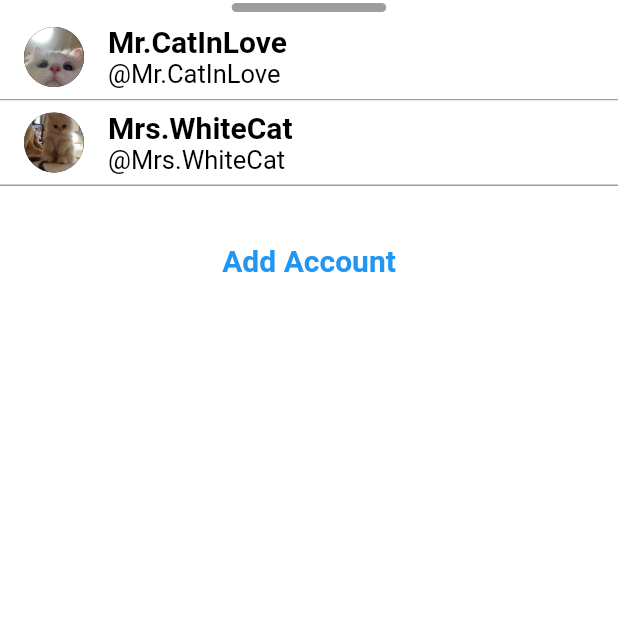
After one commit to Dcode-D/GiaoTiepNguoiMay, a Flutter app: the switchaccountPage screen opened directly, on a phone screen of 412 x 824 dp, the top half of it. The commit adds this screen. Run offline on Flutter 3.47's test engine with Material 2 defaults, Android fonts, the phone set to English and light mode, and no system bars; drawn by our look-alikes of readmore; our stand-ins replace cached_network_image, event_bus, flutter_smart_dialog, marquee, share_plus and 2 more; missing offline and left inert: dart:ffi; network calls fail.

Commit message:
add dialog for switch account

```diff
--- a/lib/constant/data_json.dart
+++ b/lib/constant/data_json.dart
@@ -108,3 +108,14 @@ List listfollowers =[
   {"userName":"dog",
     "imageUrl":"assets/images/cat3.jpg"},
 ];
+
+List AccountList =[
+  {"avatarUrl":"assets/images/cat.jpg",
+  "userName":"Mr.CatInLove",
+  "tag":"@Mr.CatInLove",
+  "logged":true},
+  {"avatarUrl":"assets/images/cat1.jpg",
+    "userName":"Mrs.WhiteCat",
+    "tag":"@Mrs.WhiteCat",
+    "logged":false}
+];
--- a/lib/pages/edit_profile_page.dart
+++ b/lib/pages/edit_profile_page.dart
@@ -71,7 +71,7 @@ class EditProfilePage extends StatelessWidget{
                   alignment: Alignment.centerLeft,
                   child:
                   Container(
-                      margin: EdgeInsets.only(left: 10, top: 10),
+                      margin: EdgeInsets.only(left: 10, top: 20),
                       child:
                       Text("About you",
                         style: TextStyle(
@@ -83,7 +83,7 @@ class EditProfilePage extends StatelessWidget{
                   )
               ),
 
-              infoItem(title: "Name", info: "Some shit"),
+              infoItem(title: "Name", info: "Mr.CatInLove"),
               infoItem(title: "Username", info: "Heyhey"),
               infoItem(title: "Email", info: "MeowMeow@gmail.com"),
               infoItem(title: "Bio", info: "Add a bio"),
@@ -124,7 +124,7 @@ class EditProfilePage extends StatelessWidget{
                   )
               ),
 
-              SizedBox(height: 15,),
+
               infoItem(title: "Instagram", info: "Add instagram"),
               infoItem(title: "Youtube", info: "Add youtube"),
 
--- a/lib/pages/root_app.dart
+++ b/lib/pages/root_app.dart
@@ -47,7 +47,7 @@ class _RootAppState extends State<RootApp> {
           ),),
         ),
         Center(
-          child: Text("All Activity",style: TextStyle(
+          child: Text("Live Video",style: TextStyle(
             color: black,
             fontSize: 20,
             fontWeight: FontWeight.bold
--- /dev/null
+++ b/lib/pages/switch_account_page.dart
@@ -0,0 +1,82 @@
+import 'package:doangtnm/widgets/accountitem.dart';
+import 'package:flutter/cupertino.dart';
+import 'package:flutter/material.dart';
+import 'package:flutter_smart_dialog/flutter_smart_dialog.dart';
+
+import '../constant/data_json.dart';
+
+class switchaccountPage extends StatelessWidget{
+  @override
+  Widget build(BuildContext context) {
+    final size = MediaQuery.of(context).size;
+    Key currentKey = new GlobalKey();
+    return Scaffold(
+      backgroundColor: Colors.black.withOpacity(0),
+      resizeToAvoidBottomInset: true,
+      body:
+      Dismissible(
+      key: currentKey,
+      direction: DismissDirection.down,
+      onDismissed: (_)=>Navigator.of(context).pop(),
+    child:
+    GestureDetector(
+    onTap: (){FocusScope.of(context).requestFocus(new FocusNode());},
+    child:
+      Stack(children:[
+        SizedBox(
+            width: size.width,
+            height: size.height,
+            child: Column(
+              children: [
+                Container(
+                  height:10,
+                  decoration:BoxDecoration(color: Colors.white),
+                    child:
+                    Align(
+                        alignment: Alignment.center,
+                        child:
+                        SizedBox(
+                          width: size.width/4,height: 6,child:
+                        Container(
+                          decoration: BoxDecoration(borderRadius: BorderRadius.circular(3),
+                              color: Colors.grey),
+                          // padding: EdgeInsets.only(left: size.width/3, right: size.width/3),
+                        ),
+                        )
+                    )),
+                Expanded(
+                  child:
+                  Container(
+                      decoration: BoxDecoration(color: Colors.white),
+                      child:
+                  ListView.builder(
+                    physics: BouncingScrollPhysics(),
+                        itemCount: AccountList.length+1,
+                        itemBuilder: (context, index)
+                            {
+                              return(index<AccountList.length)? accountItem(AccountList[index]["avatarUrl"], AccountList[index]["userName"],AccountList[index]["tag"] ,AccountList[index]["logged"])
+                              :
+                              Container(
+                                height: 100,
+                                child:
+                                Align(
+                                  alignment: Alignment.center,
+                                  child:
+                                  Text("Add Account",style: TextStyle(
+                                      color: Colors.blue,
+                                      fontSize: 20,
+                                      fontWeight: FontWeight.bold
+                                  ),),
+                                ),
+                              );
+                            }
+                    )
+                  )
+                )
+              ],
+            )
+        )
+      ])
+    )));
+  }
+}
--- a/lib/widgets/LikeComponent.dart
+++ b/lib/widgets/LikeComponent.dart
@@ -51,8 +51,8 @@ class LikeState extends State<LikeComponent> with SingleTickerProviderStateMixin
         child: Column(
           children: [
             Icon(TikTokIcons.heart,
-              color: (isliked)?Colors.red:Colors.white,
-              size: 35.0,
+              color: (isliked)?Color.fromARGB(255, 242, 113, 33):Colors.white,
+              size: 30.0,
             ),
             SizedBox(height: 5),
             Text(
@@ -71,7 +71,7 @@ class LikeState extends State<LikeComponent> with SingleTickerProviderStateMixin
               children: [
                 Icon(TikTokIcons.heart,
                   color: (isliked)?Colors.red:Colors.white,
-                  size: 35.0,
+                  size: 30.0,
                 ),
                 SizedBox(height: 5),
                 Text(
--- /dev/null
+++ b/lib/widgets/accountitem.dart
@@ -0,0 +1,126 @@
+import 'package:flutter/cupertino.dart';
+import 'package:flutter/material.dart';
+import 'package:readmore/readmore.dart';
+import 'package:timeago/timeago.dart' as tago;
+
+import '../pages/other_profile_page.dart';
+
+class accountItem extends StatefulWidget{
+
+  String imageurl;
+  String username;
+  String tag;
+  bool logged;
+  accountItem(this.imageurl,this.username,this.tag,this.logged);
+  @override
+  State<StatefulWidget> createState() => accountitemstate();
+
+}
+
+class accountitemstate extends State<accountItem>{
+
+  bool isLogged = false;
+  @override
+  Widget build(BuildContext context) {
+    return
+    InkWell(
+      onTap: (){
+        setState(() {
+          isLogged = ! isLogged;
+        });
+      },
+      child: Container(
+          decoration: BoxDecoration(
+              color: Colors.white,
+              border: Border(
+                  bottom: BorderSide(
+                      width: 1,
+                      color: Colors.grey
+                  )
+              )),
+          child:
+          ListTile(
+            leading:
+            InkWell(
+                onTap: (){
+                  /*Navigator.push(context, PageRouteBuilder(
+                    pageBuilder: (context, animation, secondaryAnimation) => OtherProfileScreen(),
+                    transitionsBuilder: (context, animation, secondaryAnimation, child) {
+                      const begin = Offset(1.0, 0.0);
+                      const end = Offset.zero;
+                      const curve = Curves.ease;
+
+                      var tween = Tween(begin: begin, end: end).chain(CurveTween(curve: curve));
+
+                      return SlideTransition(
+                        position: animation.drive(tween),
+                        child: child,
+                      );
+                    },
+                  ));*/
+                },
+                child:
+                CircleAvatar(
+                  backgroundColor: Colors.black,
+                  backgroundImage: AssetImage(widget.imageurl),
+                )
+            ),
+            title: Column(
+              children: [
+                Align(
+                    alignment: Alignment.topLeft,
+                    child:
+                    Text(
+                      widget.username,
+                      style: const TextStyle(
+                        fontSize: 20,
+                        color: Colors.black,
+                        fontWeight: FontWeight.w700,
+                      ),
+                    )),
+                Align(
+                    alignment: Alignment.topLeft,
+                    child:
+                    ReadMoreText(
+                      widget.tag,
+                      trimLines: 4,
+                      trimMode: TrimMode.Line,
+                      style: const TextStyle(
+                        fontSize: 17,
+                        color: Colors.black,
+                        fontWeight: FontWeight.w400,
+                      ),
+                      colorClickableText: Colors.pink,
+                      moreStyle: const TextStyle(
+                          fontSize: 17,
+                          color: Colors.blue
+                      ),
+                      lessStyle:const TextStyle(
+                          fontSize: 17,
+                          color: Colors.blue
+                      ) ,
+                    )),
+              ],
+            ),
+
+            trailing: InkWell(
+              onTap: () {
+              }
+              ,
+              child: isLogged? Icon(
+                  Icons.check_circle,
+                  size: 25,
+                  color: Color.fromARGB(255, 242, 113, 33)
+              ):
+              Icon(
+                  Icons.check_circle,
+                  size: 25,
+                  color: Colors.white
+              )
+              ,
+            ),
+          )
+      ),
+    );
+  }
+}
--- a/lib/widgets/right_panel.dart
+++ b/lib/widgets/right_panel.dart
@@ -73,7 +73,7 @@ class RightPanel extends StatelessWidget {
                             barrierDismissible: true,
                               transitionDuration: Duration(milliseconds: 300),
                               context: currentKey.currentContext!,
-                              pageBuilder: (buicontext,animation,animation2)=>
+                              pageBuilder: (context,animation,animation2)=>
                               Container(
                                   margin: EdgeInsets.only(top: MediaQuery.of(context).size.height/10),
                                   child:
@@ -88,7 +88,7 @@ class RightPanel extends StatelessWidget {
                           );
                         },
                         child:
-                    getIcons(TikTokIcons.chat_bubble, comments, 35.0)),
+                    getIcons(Icons.chat_outlined, comments, 30.0)),
                     InkWell(
                         onTap: (){
                           Share.share("something");
--- a/lib/widgets/video_thumbnail.dart
+++ b/lib/widgets/video_thumbnail.dart
@@ -51,5 +51,4 @@ class VideoThumbnail extends StatelessWidget{
           ,
         );
   }
-
 }
```
Also changed, not shown: lib/pages/discovery_page.dart (+15 -2 lines), lib/pages/profile_page.dart (+37 -1 lines), lib/pages/search_result_page.dart (+20 -7 lines), lib/widgets/header_home_page.dart (+11 -6 lines), lib/widgets/profile_image.dart (+4 -4 lines).
